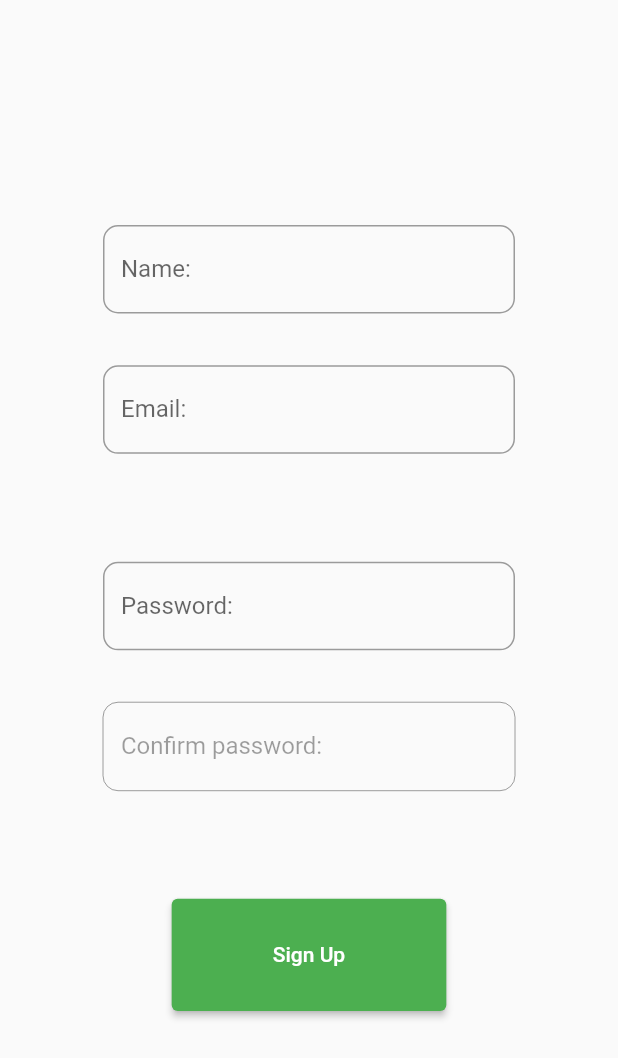
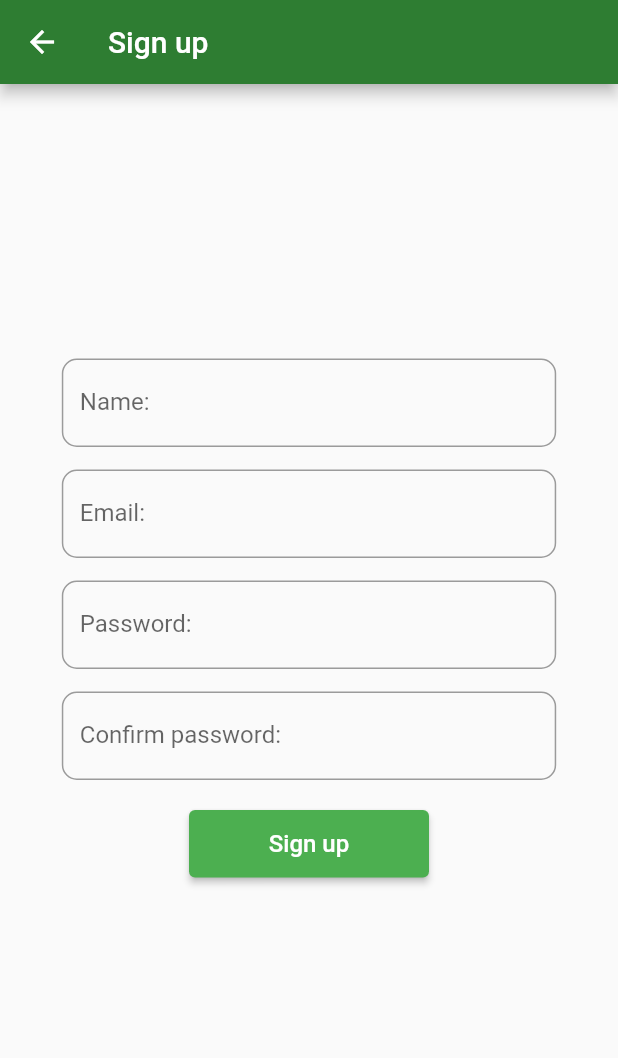
Before and after one commit to Dioben/ICM_PROJETO2_93179_93391, a Flutter app: the SignUpMenu screen opened directly, on a phone screen of 412 x 824 dp. Shown: the top 1058 px of the screen. Run offline on Flutter 3.47's test engine with Material 2 defaults, Android fonts, the phone set to English and light mode, and no system bars; our stand-ins replace cached_network_image, cloud_firestore, firebase_auth, firebase_core, firebase_storage, flutter_swiper and 5 more; accounts and stored records are empty; network calls fail.

Commit message:
signup is done

```diff
--- a/lib/widgets/sign-up.dart
+++ b/lib/widgets/sign-up.dart
@@ -17,7 +17,11 @@ class SignUpState extends State<SignUpMenu> {
 
   TextEditingController emailcontrol = TextEditingController();
   TextEditingController passcontrol = TextEditingController();
+  TextEditingController passconfcontrol = TextEditingController();
   TextEditingController namecontrol = TextEditingController();
+
+  final _formKey = GlobalKey<FormState>();
+  String errorCode;
 
   @override
   Widget build(BuildContext context) {
@@ -27,154 +31,148 @@ class SignUpState extends State<SignUpMenu> {
 
     return Scaffold(
       resizeToAvoidBottomInset: false,
-      // appBar: AppBar(
-      //   title: Text("Sign up")
-      // ),
-      body: Padding(
-        //maybe replace with column/expanded
-        padding: const EdgeInsets.symmetric(
-          vertical: 150,
+      appBar: AppBar(
+        title: Text("Sign up")
       ),
-
-        child: Row(
+      body: Container(
+        width: double.infinity,
+        height: double.infinity,
+        margin: EdgeInsets.fromLTRB(0, 0, 0, AppBar().preferredSize.height),
+        child: FractionallySizedBox(
+          widthFactor: 0.8,
+          child: Form(
+            key: _formKey,
+            child: Column(
+              mainAxisAlignment: MainAxisAlignment.center,
+              crossAxisAlignment: CrossAxisAlignment.center,
               children: [
-            Spacer(
-              flex: 2,
-            ),
-            Expanded(
-              flex: 8,
-              child: Center(
-                  child: Column(
-                children: [
-                  Expanded(
-                      flex: 5,
-                      child: SizedBox(
-                          width: double.infinity,
-                          child: TextField(
+                Container(
+                  margin: EdgeInsets.fromLTRB(0, 0, 0, 0),
+                  child: TextFormField(
                     controller: namecontrol,
                     decoration: InputDecoration(
                       labelText: "Name:",
                       border: OutlineInputBorder(
                           borderRadius: BorderRadius.circular(10),
-                                    borderSide: BorderSide()
+                          borderSide: BorderSide()),
+                    ),
+                    style: TextStyle(fontSize: 16),
+                    validator: (value) {
+                      if (value.isEmpty)
+                        return "Please write a name";
+                      return null;
+                    },
                   ),
                 ),
-                              style: TextStyle(
-                                  fontSize: 16
-                              ),
-                            ),)),
-                  Expanded(
-                      flex: 5,
-                      child: SizedBox(
-                          width: double.infinity,
-                          child: TextField(
+                Container(
+                  margin: EdgeInsets.fromLTRB(0, 15, 0, 0),
+                  child: TextFormField(
                     controller: emailcontrol,
                     decoration: InputDecoration(
                       labelText: "Email:",
                       border: OutlineInputBorder(
                           borderRadius: BorderRadius.circular(10),
-                                    borderSide: BorderSide()
+                          borderSide: BorderSide()),
+                    ),
+                    style: TextStyle(fontSize: 16),
+                    validator: (value) {
+                      if (value.isEmpty)
+                        return "Please write an email";
+                      else if (errorCode != null)
+                        if (errorCode == "email-already-in-use")
+                          return "Email unavailable";
+                      return null;
+                    },
                   ),
                 ),
-                              style: TextStyle(
-                                  fontSize: 16
-                              ),
-                            ),)),
-                  Spacer(flex: 2),
-                  Expanded(
-                      flex: 5,
-                      child: SizedBox(
-                          width: double.infinity,
-                          child: TextField(
+                Container(
+                  margin: EdgeInsets.fromLTRB(0, 15, 0, 0),
+                  child: TextFormField(
                     controller: passcontrol,
                     obscureText: true,
                     decoration: InputDecoration(
                       labelText: "Password:",
                       border: OutlineInputBorder(
                           borderRadius: BorderRadius.circular(10),
-                                    borderSide: BorderSide()
+                          borderSide: BorderSide()),
+                    ),
+                    style: TextStyle(fontSize: 16),
+                    validator: (value) {
+                      if (value.isEmpty)
+                        return "Please write a password";
+                      else if (passconfcontrol.text != passcontrol.text)
+                        return "Passwords don't match";
+                      else if (errorCode != null)
+                        if (errorCode == "weak-password")
+                          return "Password should be at least 6 characters long";
+                      return null;
+                    },
                   ),
                 ),
-                              style: TextStyle(
-                                  fontSize: 16
-                              ),
-                            ),)),
-                  Expanded(
-                      flex: 5,
-                      child: SizedBox(
-                          width: double.infinity,
-                          child: TextField(
-                              // controller: passcontrol,
+                Container(
+                  margin: EdgeInsets.fromLTRB(0, 15, 0, 0),
+                  child: TextFormField(
+                    controller: passconfcontrol,
                     obscureText: true,
-                              enabled: false,
                     decoration: InputDecoration(
                       labelText: "Confirm password:",
                       border: OutlineInputBorder(
                           borderRadius: BorderRadius.circular(10),
-                                    borderSide: BorderSide()
+                          borderSide: BorderSide()),
+                    ),
+                    style: TextStyle(fontSize: 16),
+                    validator: (value) {
+                      if (passconfcontrol.text != passcontrol.text)
+                        return "Passwords don't match";
+                      return null;
+                    },
                   ),
                 ),
-                              style: TextStyle(
-                                  fontSize: 16
+                Container(
+                    margin: EdgeInsets.fromLTRB(0, 20, 0, 0),
+                    width: 160,
+                    height: 45,
+                    child: ElevatedButton(
+                      child: Text(
+                        "Sign up",
+                        style: TextStyle(fontSize: 16),
                       ),
-                            ),)),
-                  Spacer(flex: 2),
-                  Expanded(
-                      flex: 4,
-                      child: Row(
-                        children: [
-                          Spacer(flex: 2),
-                          Expanded(
-                              flex: 8,
-                              child: SizedBox(
-                                  height: double.infinity,
-                                  child: ElevatedButton(
-                                    child: Text("Sign Up"),
-                                    onPressed: () => naming
-                                        ? setUsername(context)
-                                        : signUp(context),
-                                  ))),
-                          Spacer(flex: 2)
-                        ],
-                      ))
-                ],
-              )),
+                      onPressed: () async {
+                        if (naming)
+                          await setUsername();
+                        else {
+                          await signUp();
+                        }
+                        _formKey.currentState.validate();
+                        errorCode = null;
+                      },
                     ),
-            Spacer(
-              flex: 2,
                   ),
               ],
+            ),
+          ),
         ),
       ),
     );
   }
 
-  signUp(context) async {
+  signUp() async {
     signing = true;
-    setState(() {});
     try {
       UserCredential userCredential = await FirebaseAuth.instance
           .createUserWithEmailAndPassword(
               email: emailcontrol.text.trim(), password: passcontrol.text);
       naming = true;
       signing = false;
-      setState(() {});
     } on FirebaseAuthException catch (e) {
       signing = false;
+      errorCode = e.code;
       setState(() {});
-      print(e);
-      if (e.code == 'weak-password') {
-        print('The password provided is too weak.');
-      } else if (e.code == 'email-already-in-use') {
-        print('The account already exists for that email.');
     }
-    } catch (e) {
-      print(e);
-    }
-    if (naming) setUsername(context);
+    if (naming) await setUsername();
   }
 
-  setUsername(context) async {
+  setUsername() async {
     //separated in case the whole process fails to go through
     currentlynaming =
         true; //prevent button spam, maybe loading screen? idk if loading screen setState here
@@ -185,7 +183,6 @@ class SignUpState extends State<SignUpMenu> {
       Navigator.pushReplacement(
           context, MaterialPageRoute(builder: (context) => MainMenu()));
     } catch (e) {
-      print(e);
       currentlynaming = false;
     }
   }
```
Also changed, not shown: lib/widgets/login.dart (+6 -8 lines). Lines whose indentation alone changed are shown as unchanged.
